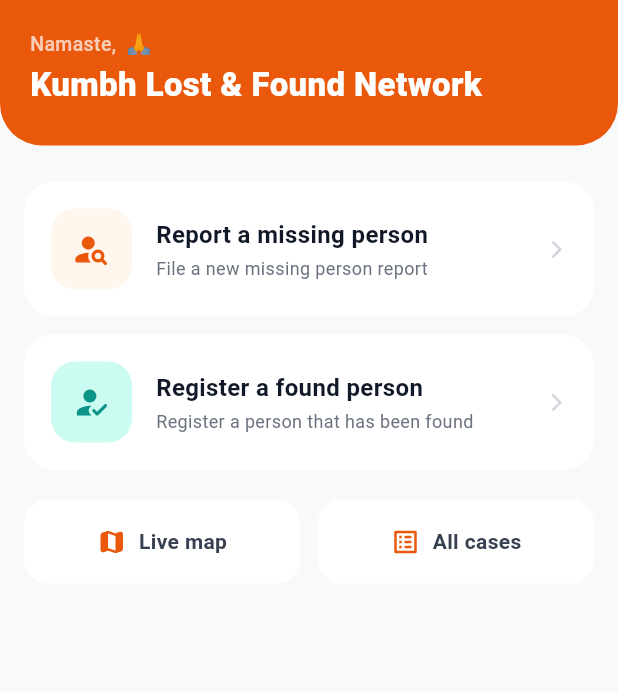
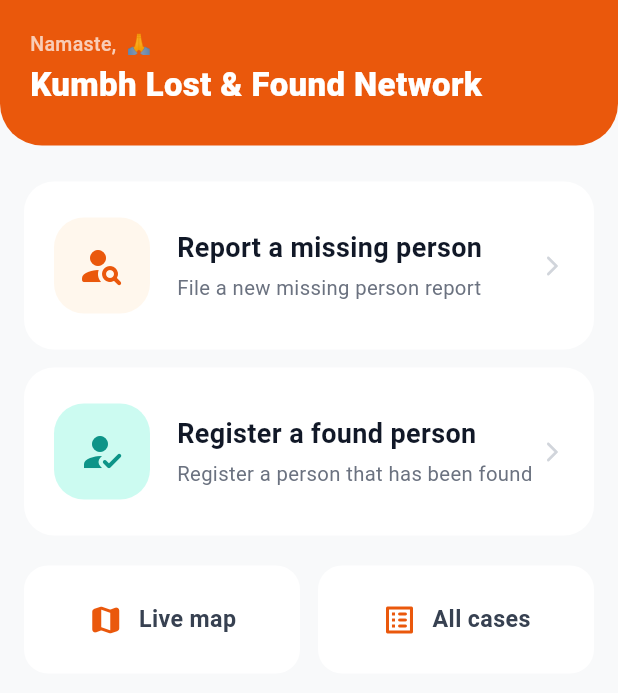
Before and after one commit to okaditya84/Setu-Kumbh-Mela, a Flutter app: the HomeScreen screen opened directly, on a phone screen of 412 x 824 dp, the part 78-771 px from its top. Run offline on Flutter 3.47's test engine with Material 3 defaults, Android fonts, the phone set to English and light mode, and no system bars; our stand-ins replace audioplayers, connectivity_plus, flutter_map, flutter_tts, image_picker, latlong2 and 3 more; missing offline and left inert: record; accounts and stored records are empty.

```diff
--- a/mobile/lib/screens/home_screen.dart
+++ b/mobile/lib/screens/home_screen.dart
@@ -215,22 +215,22 @@ class _PrimaryCard extends StatelessWidget {
         borderRadius: BorderRadius.circular(20),
         onTap: onTap,
         child: Padding(
-          padding: const EdgeInsets.all(18),
+          padding: const EdgeInsets.symmetric(horizontal: 20, vertical: 24),
           child: Row(children: [
             Container(
-              width: 54, height: 54,
-              decoration: BoxDecoration(color: iconBg, borderRadius: BorderRadius.circular(16)),
-              child: Icon(icon, color: iconColor, size: 26),
+              width: 64, height: 64,
+              decoration: BoxDecoration(color: iconBg, borderRadius: BorderRadius.circular(20)),
+              child: Icon(icon, color: iconColor, size: 32),
             ),
-            const SizedBox(width: 16),
+            const SizedBox(width: 18),
             Expanded(
               child: Column(crossAxisAlignment: CrossAxisAlignment.start, children: [
-                Text(title, style: const TextStyle(fontSize: 16, fontWeight: FontWeight.w700, color: Color(0xFF111827))),
-                const SizedBox(height: 2),
-                Text(subtitle, style: const TextStyle(fontSize: 12, color: Color(0xFF6B7280))),
+                Text(title, style: const TextStyle(fontSize: 18, fontWeight: FontWeight.w700, color: Color(0xFF111827))),
+                const SizedBox(height: 4),
+                Text(subtitle, style: const TextStyle(fontSize: 13.5, color: Color(0xFF6B7280))),
               ]),
             ),
-            const Icon(Icons.arrow_forward_ios_rounded, size: 14, color: Color(0xFFD1D5DB)),
+            const Icon(Icons.arrow_forward_ios_rounded, size: 16, color: Color(0xFFD1D5DB)),
           ]),
         ),
       ),
@@ -254,13 +254,13 @@ class _SecondaryCard extends StatelessWidget {
         borderRadius: BorderRadius.circular(16),
         onTap: onTap,
         child: Padding(
-          padding: const EdgeInsets.symmetric(vertical: 18, horizontal: 16),
+          padding: const EdgeInsets.symmetric(vertical: 24, horizontal: 16),
           child: Row(
             mainAxisAlignment: MainAxisAlignment.center,
             children: [
-              Icon(icon, size: 20, color: kSaffron),
-              const SizedBox(width: 8),
-              Text(label, style: const TextStyle(fontWeight: FontWeight.w600, fontSize: 14, color: Color(0xFF374151))),
+              Icon(icon, size: 24, color: kSaffron),
+              const SizedBox(width: 10),
+              Text(label, style: const TextStyle(fontWeight: FontWeight.w600, fontSize: 15.5, color: Color(0xFF374151))),
             ],
           ),
         ),
```
